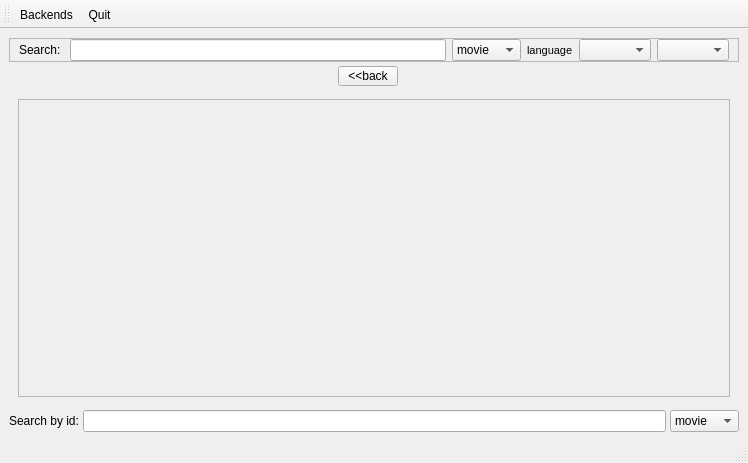
Qt form weboob/applications/qcineoob/ui/main_window.ui (laurentb/weboob) before a commit.
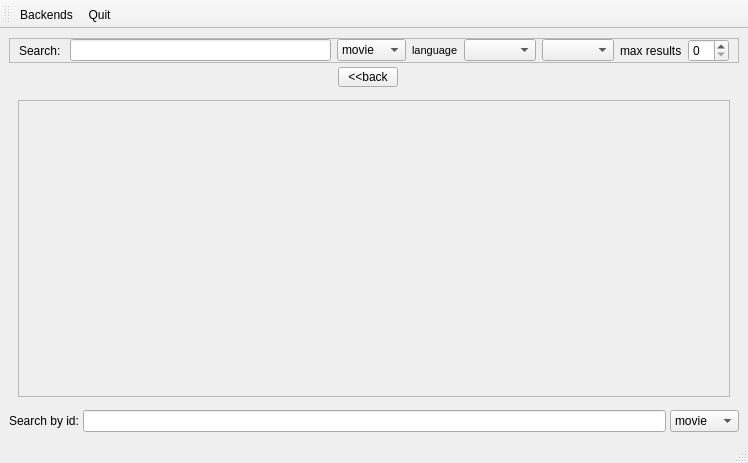
The same form after that commit. The open tabs and pages were chosen to show the change.

Commit message: [qcineoob] limit number of result by backend

Diff of the .ui file:
```diff
--- a/weboob/applications/qcineoob/ui/main_window.ui
+++ b/weboob/applications/qcineoob/ui/main_window.ui
@@ -85,6 +85,23 @@
        <item>
         <widget class="QComboBox" name="backendEdit"/>
        </item>
+       <item>
+        <widget class="QLabel" name="label_3">
+         <property name="toolTip">
+          <string>&lt;html&gt;&lt;head/&gt;&lt;body&gt;&lt;p&gt;Maximum results by backend&lt;/p&gt;&lt;p&gt;0 = no limit&lt;/p&gt;&lt;/body&gt;&lt;/html&gt;</string>
+         </property>
+         <property name="text">
+          <string>max results</string>
+         </property>
+        </widget>
+       </item>
+       <item>
+        <widget class="QSpinBox" name="countSpin">
+         <property name="toolTip">
+          <string>&lt;html&gt;&lt;head/&gt;&lt;body&gt;&lt;p&gt;Maximum results by backend&lt;/p&gt;&lt;p&gt;0 = no limit&lt;/p&gt;&lt;/body&gt;&lt;/html&gt;</string>
+         </property>
+        </widget>
+       </item>
       </layout>
      </widget>
     </item>
@@ -200,7 +217,7 @@
             <rect>
              <x>0</x>
              <y>0</y>
-             <width>63</width>
+             <width>78</width>
              <height>18</height>
             </rect>
            </property>
```
The commit also changes 2 other files.
